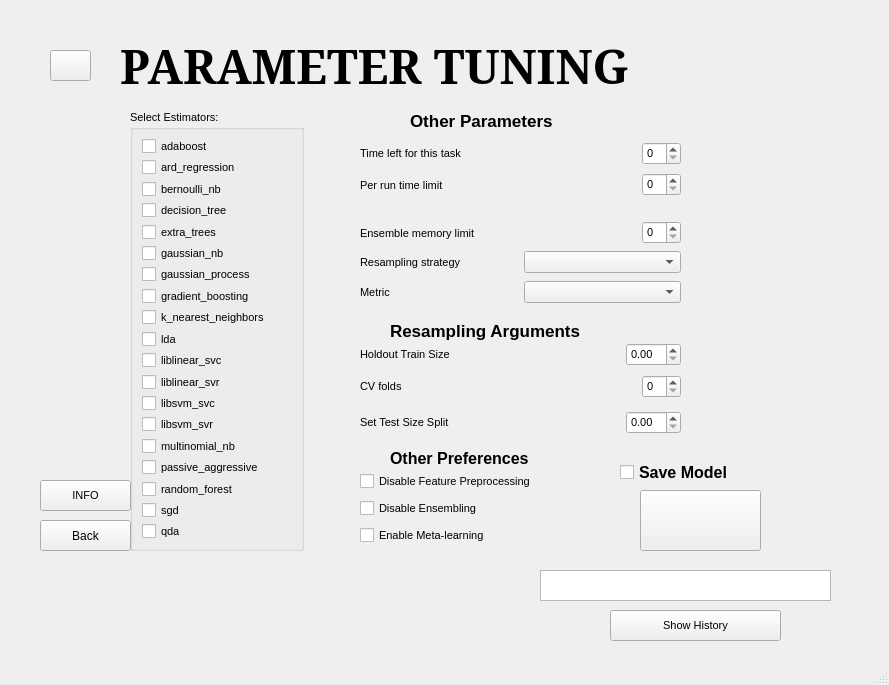
Above: guiv1.ui from ggrkp/projectv1 before the change. Below: the same form after it.
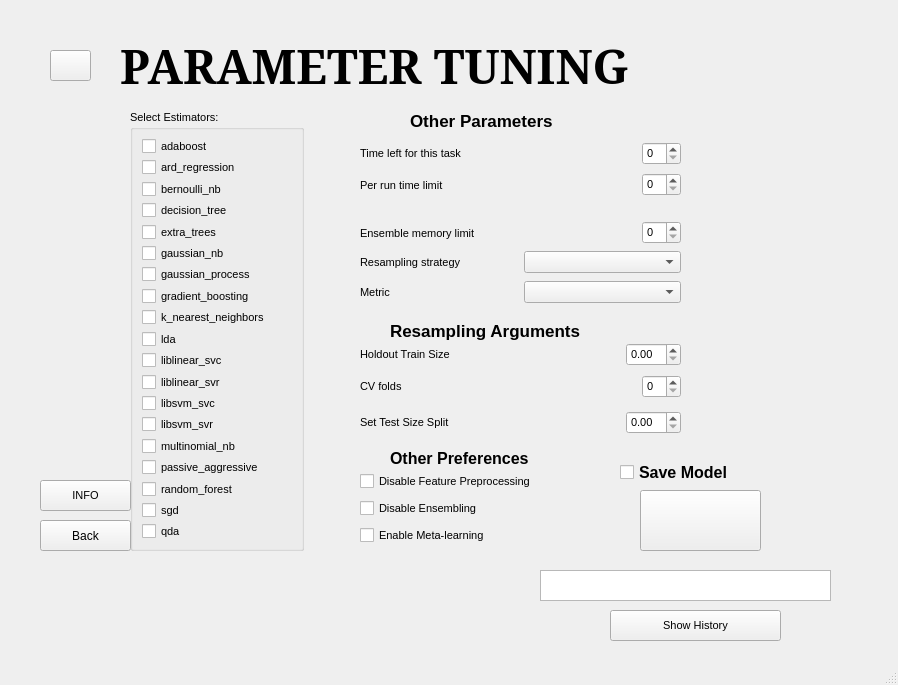
That is the form after the change. The open tabs and pages were chosen to show the change. Icons and pictures are not drawn.

What changed in the file:
```diff
--- a/guiv1.ui
+++ b/guiv1.ui
@@ -6,7 +6,7 @@
    <rect>
     <x>0</x>
     <y>0</y>
-    <width>889</width>
+    <width>898</width>
     <height>685</height>
    </rect>
   </property>
@@ -863,7 +863,7 @@
        <rect>
         <x>80</x>
         <y>0</y>
-        <width>591</width>
+        <width>631</width>
         <height>91</height>
        </rect>
       </property>
```
Left out of the diff: 28 changed lines with no effect on the pictures.
